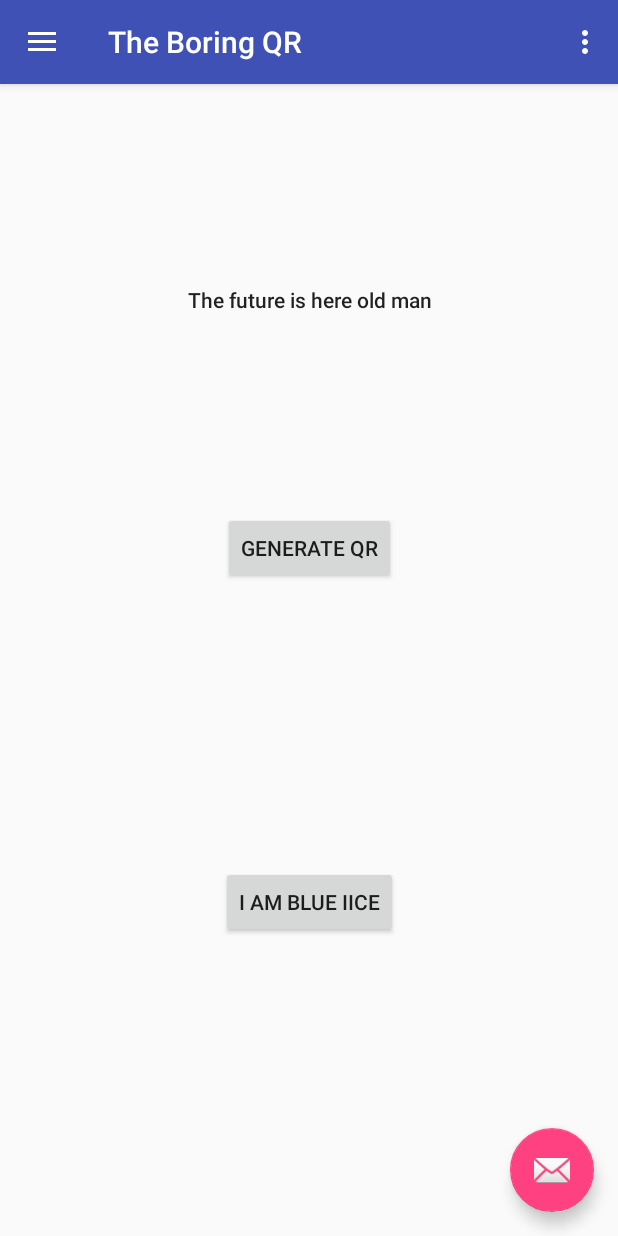
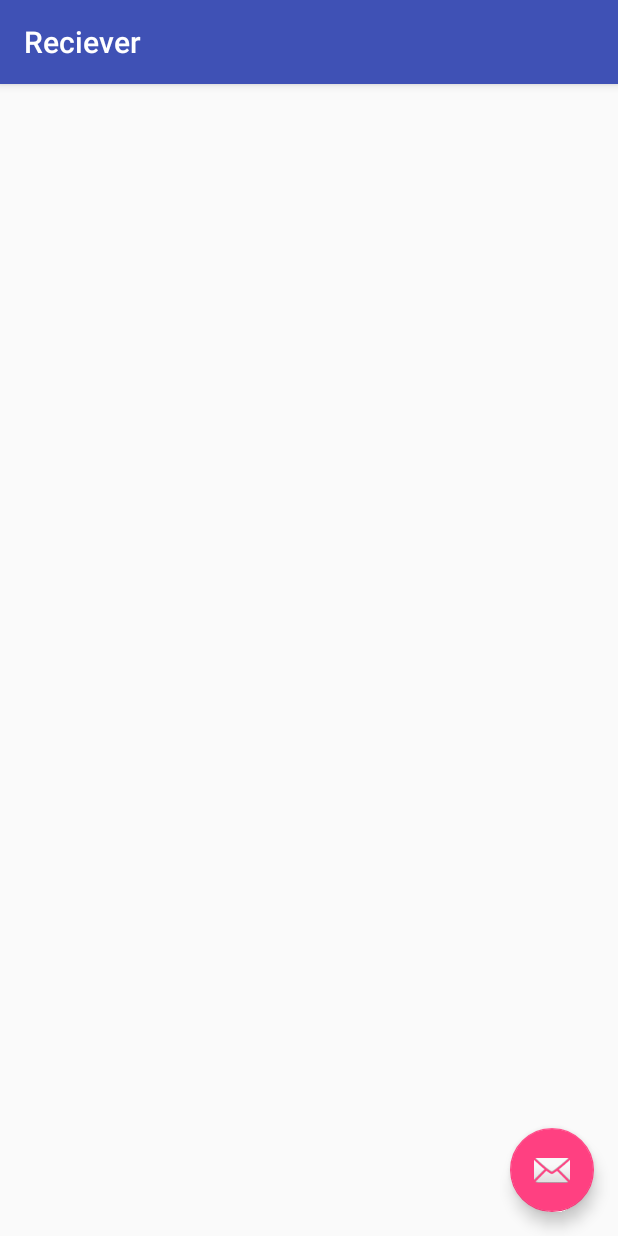
Before and after one commit to aneeshverma04/The-Boring-Qr, an Android app: the screen it shows after launch (MainActivity before the commit, Reciever after it), after a tap on "IMPORT CONTACT", on a phone screen of 412 x 824 dp. Run offline under Robolectric (Android 15) with nearby library versions, the phone set to English and light mode, and no system bars.

Commit message:
App to Phone contacts bridge made , just name address and phone number added

```diff
--- a/app/src/main/AndroidManifest.xml
+++ b/app/src/main/AndroidManifest.xml
@@ -1,6 +1,7 @@
 <?xml version="1.0" encoding="utf-8"?>
 <manifest xmlns:android="http://schemas.android.com/apk/res/android"
     package="irobinz.tk.TheBoringQR">
+    <uses-permission android:name="android.permission.READ_CONTACTS"/>
 
     <application
         android:allowBackup="true"
@@ -9,6 +10,7 @@
         android:roundIcon="@mipmap/ic_launcher_round"
         android:supportsRtl="true"
         android:theme="@style/AppTheme">
+
         <activity
             android:name=".MainActivity"
             android:label="@string/app_name"
@@ -22,6 +24,10 @@
         <activity
             android:name=".Generator"
             android:label="@string/title_activity_generator"
+            android:theme="@style/AppTheme.NoActionBar" />
+        <activity
+            android:name=".Reciever"
+            android:label="@string/title_activity_reciever"
             android:theme="@style/AppTheme.NoActionBar"></activity>
     </application>
 
--- a/app/src/main/java/irobinz/tk/TheBoringQR/Generator.java
+++ b/app/src/main/java/irobinz/tk/TheBoringQR/Generator.java
@@ -11,15 +11,9 @@ import android.view.View;
 import android.widget.ImageView;
 
 import com.google.zxing.BarcodeFormat;
-import com.google.zxing.EncodeHintType;
 import com.google.zxing.MultiFormatWriter;
 import com.google.zxing.WriterException;
 import com.google.zxing.common.BitMatrix;
-import com.google.zxing.qrcode.QRCodeWriter;
-import com.google.zxing.qrcode.decoder.ErrorCorrectionLevel;
-
-import java.util.HashMap;
-import java.util.Map;
 
 import static android.graphics.Color.BLACK;
 import static android.graphics.Color.WHITE;
--- a/app/src/main/java/irobinz/tk/TheBoringQR/MainActivity.java
+++ b/app/src/main/java/irobinz/tk/TheBoringQR/MainActivity.java
@@ -71,7 +71,7 @@ public class MainActivity extends AppCompatActivity
                 Button btn = (Button)v;
                 btn.setText("I am blue Iice");
                 //Reciever.recieve();
-               // startActivity(new Intent(MainActivity.this,.class));
+                startActivity(new Intent(MainActivity.this,Reciever.class));
             }
         });
 
--- /dev/null
+++ b/app/src/main/java/irobinz/tk/TheBoringQR/Reciever.java
@@ -0,0 +1,45 @@
+package irobinz.tk.TheBoringQR;
+
+import android.content.Intent;
+import android.os.Bundle;
+import android.provider.ContactsContract;
+import android.support.design.widget.FloatingActionButton;
+import android.support.design.widget.Snackbar;
+import android.support.v7.app.AppCompatActivity;
+import android.support.v7.widget.Toolbar;
+import android.view.View;
+
+public class Reciever extends AppCompatActivity {
+
+    @Override
+    protected void onCreate(Bundle savedInstanceState) {
+        super.onCreate(savedInstanceState);
+        setContentView(R.layout.activity_reciever);
+        Toolbar toolbar = (Toolbar) findViewById(R.id.toolbar);
+        setSupportActionBar(toolbar);
+
+        FloatingActionButton fab = (FloatingActionButton) findViewById(R.id.fab);
+        fab.setOnClickListener(new View.OnClickListener() {
+            @Override
+            public void onClick(View view) {
+                Snackbar.make(view, "Replace with your own action", Snackbar.LENGTH_LONG)
+                        .setAction("Action", null).show();
+            }
+        });
+
+
+// Class ContactsContract used .. help https://developer.android.com/training/contacts-provider/modify-data.html
+
+        Intent intent = new Intent(ContactsContract.Intents.Insert.ACTION);
+        intent.setType(ContactsContract.RawContacts.CONTENT_TYPE);
+
+        intent.putExtra(ContactsContract.Intents.Insert.NAME,"Aneesh");
+        intent.putExtra(ContactsContract.Intents.Insert.POSTAL, ContactsContract.CommonDataKinds.SipAddress.TYPE_HOME)
+                .putExtra(ContactsContract.Intents.Insert.POSTAL,"BattisUnnis");
+        intent.putExtra(ContactsContract.Intents.Insert.PHONE, ContactsContract.CommonDataKinds.Phone.TYPE_MOBILE)
+                .putExtra(ContactsContract.Intents.Insert.PHONE,"9872340544");
+
+        startActivity(intent);
+    }
+
+}
--- /dev/null
+++ b/app/src/main/res/layout/activity_reciever.xml
@@ -0,0 +1,33 @@
+<?xml version="1.0" encoding="utf-8"?>
+<android.support.design.widget.CoordinatorLayout xmlns:android="http://schemas.android.com/apk/res/android"
+    xmlns:app="http://schemas.android.com/apk/res-auto"
+    xmlns:tools="http://schemas.android.com/tools"
+    android:layout_width="match_parent"
+    android:layout_height="match_parent"
+    tools:context="irobinz.tk.TheBoringQR.Reciever">
+
+    <android.support.design.widget.AppBarLayout
+        android:layout_width="match_parent"
+        android:layout_height="wrap_content"
+        android:theme="@style/AppTheme.AppBarOverlay">
+
+        <android.support.v7.widget.Toolbar
+            android:id="@+id/toolbar"
+            android:layout_width="match_parent"
+            android:layout_height="?attr/actionBarSize"
+            android:background="?attr/colorPrimary"
+            app:popupTheme="@style/AppTheme.PopupOverlay" />
+
+    </android.support.design.widget.AppBarLayout>
+
+    <include layout="@layout/content_reciever" />
+
+    <android.support.design.widget.FloatingActionButton
+        android:id="@+id/fab"
+        android:layout_width="wrap_content"
+        android:layout_height="wrap_content"
+        android:layout_gravity="bottom|end"
+        android:layout_margin="@dimen/fab_margin"
+        app:srcCompat="@android:drawable/ic_dialog_email" />
+
+</android.support.design.widget.CoordinatorLayout>
--- /dev/null
+++ b/app/src/main/res/layout/content_reciever.xml
@@ -0,0 +1,11 @@
+<?xml version="1.0" encoding="utf-8"?>
+<android.support.constraint.ConstraintLayout xmlns:android="http://schemas.android.com/apk/res/android"
+    xmlns:app="http://schemas.android.com/apk/res-auto"
+    xmlns:tools="http://schemas.android.com/tools"
+    android:layout_width="match_parent"
+    android:layout_height="match_parent"
+    app:layout_behavior="@string/appbar_scrolling_view_behavior"
+    tools:context="irobinz.tk.TheBoringQR.Reciever"
+    tools:showIn="@layout/activity_reciever">
+
+</android.support.constraint.ConstraintLayout>
--- a/app/src/main/res/values/strings.xml
+++ b/app/src/main/res/values/strings.xml
@@ -9,5 +9,6 @@
     <string name="importContact">import Contact</string>
     <string name="action_settings">Settings</string>
     <string name="title_activity_generator">Generator</string>
+    <string name="title_activity_reciever">Reciever</string>
 
 </resources>
```
